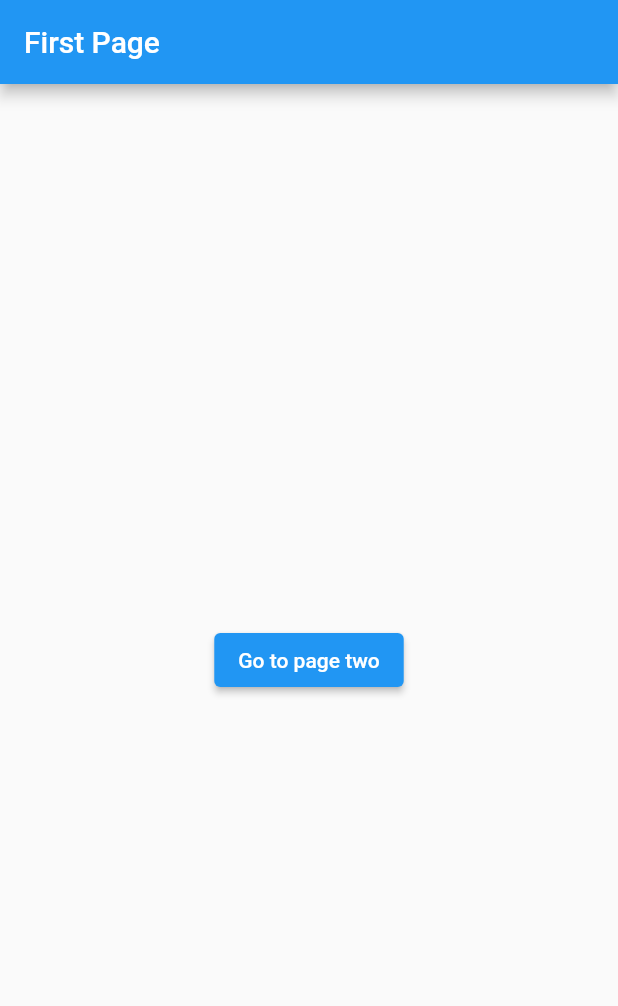
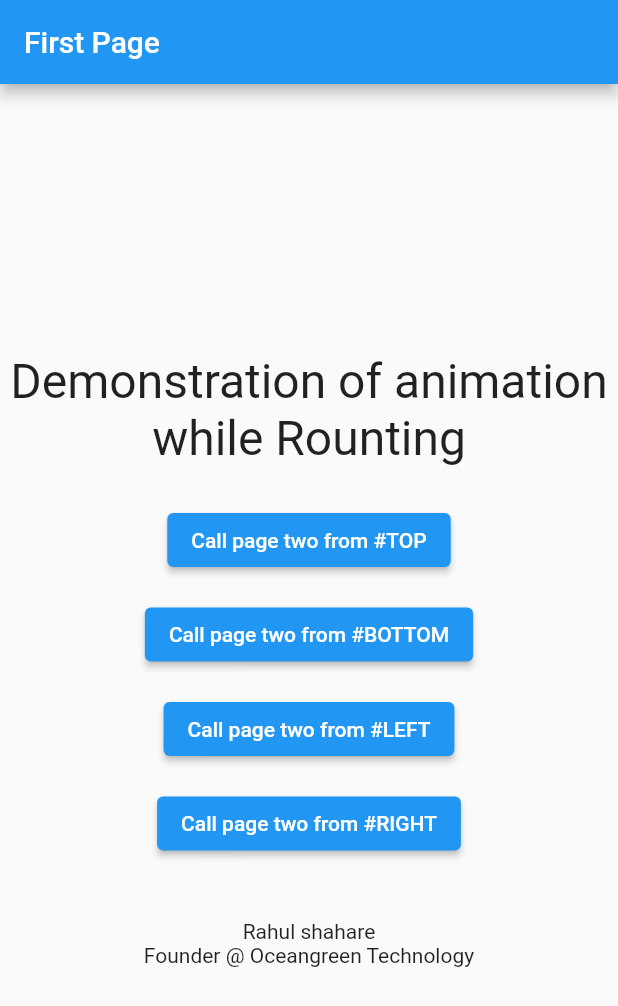
Before and after one commit to Rahulshahare/tiktik, a Flutter app: the screen it shows after launch, on a phone screen of 412 x 824 dp. Shown: the top 1006 px of the screen. Run offline on Flutter 3.47's test engine with Material 2 defaults, Android fonts, the phone set to English and light mode, and no system bars.

```diff
--- a/lib/custom_page_route.dart
+++ b/lib/custom_page_route.dart
@@ -2,12 +2,14 @@ import 'package:flutter/material.dart';
 
 class CustomPageRoute extends PageRouteBuilder {
   final Widget child;
+  final AxisDirection direction;
 
   CustomPageRoute({
     required this.child,
+    this.direction = AxisDirection.right,
   }) : super(
-          transitionDuration: Duration(milliseconds: 200),
-          reverseTransitionDuration: Duration(microseconds: 150),
+          transitionDuration: Duration(milliseconds: 500),
+          reverseTransitionDuration: Duration(milliseconds: 200),
           pageBuilder: (context, animation, secondaryAnimation) => child,
         );
 
@@ -17,9 +19,22 @@ class CustomPageRoute extends PageRouteBuilder {
       //ScaleTransition(scale: animation, child: child);
       SlideTransition(
         position: Tween<Offset>(
-          begin: Offset(1, 0),
+          begin: getBeginOffset(),
           end: Offset.zero,
         ).animate(animation),
         child: child,
       );
+
+  Offset getBeginOffset() {
+    switch (direction) {
+      case AxisDirection.up:
+        return Offset(0, 1);
+      case AxisDirection.down:
+        return Offset(0, -1);
+      case AxisDirection.right:
+        return Offset(-1, 0);
+      case AxisDirection.left:
+        return Offset(1, 0);
+    }
+  }
 }
--- a/lib/main.dart
+++ b/lib/main.dart
@@ -31,15 +31,63 @@ class RoutesExample extends StatelessWidget {
         title: const Text('First Page'),
       ),
       body: Center(
-        child: ElevatedButton(
+        child: Column(
+          mainAxisAlignment: MainAxisAlignment.center,
+          children: [
+            const Text(
+              "Demonstration of animation while Rounting",
+              textAlign: TextAlign.center,
+              style: TextStyle(fontSize: 32),
+            ),
+            const SizedBox(height: 25),
+            ElevatedButton(
               onPressed: () {
                 //Navigator.push(context, _PageTwo());
                 Navigator.of(context).push(CustomPageRoute(
                   child: SecondPage(),
-              //direction: AxisDirection.up,
+                  direction: AxisDirection.down,
                 ));
               },
-          child: const Text('Go to page two'),
+              child: const Text('Call page two from #TOP'),
+            ),
+            const SizedBox(height: 15),
+            ElevatedButton(
+              onPressed: () {
+                //Navigator.push(context, _PageTwo());
+                Navigator.of(context).push(CustomPageRoute(
+                  child: SecondPage(),
+                  direction: AxisDirection.up,
+                ));
+              },
+              child: const Text('Call page two from #BOTTOM'),
+            ),
+            const SizedBox(height: 15),
+            ElevatedButton(
+              onPressed: () {
+                //Navigator.push(context, _PageTwo());
+                Navigator.of(context).push(CustomPageRoute(
+                  child: SecondPage(),
+                  direction: AxisDirection.right,
+                ));
+              },
+              child: const Text('Call page two from #LEFT'),
+            ),
+            const SizedBox(height: 15),
+            ElevatedButton(
+              onPressed: () {
+                //Navigator.push(context, _PageTwo());
+                Navigator.of(context).push(CustomPageRoute(
+                  child: SecondPage(),
+                  direction: AxisDirection.left,
+                ));
+              },
+              child: const Text('Call page two from #RIGHT'),
+            ),
+            const SizedBox(height: 40),
+            const Text("Rahul shahare", textAlign: TextAlign.center),
+            const Text("Founder @ Oceangreen Technology",
+                textAlign: TextAlign.center),
+          ],
         ),
       ),
     );
@@ -56,12 +104,19 @@ class SecondPage extends StatelessWidget {
         title: const Text('Second Page'),
       ),
       body: Center(
-        child: ElevatedButton(
+        child: Column(
+          mainAxisAlignment: MainAxisAlignment.center,
+          children: [
+            const Text("This is second page"),
+            const SizedBox(height: 15),
+            ElevatedButton(
               onPressed: () {
                 //Navigator.push(context, _PageTwo());
                 Navigator.pop(context);
               },
-          child: const Text('FirstPage'),
+              child: const Text('Go back to #FirstPage'),
+            ),
+          ],
         ),
       ),
     );
```
Also changed, not shown: lib/pagetwo.dart (added, +16 -0 lines). Lines whose indentation alone changed are shown as unchanged.
